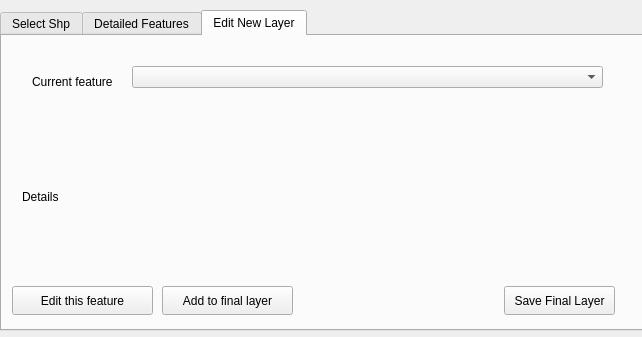
Above: ShpFileCorrector_dialog_base.ui from m-vanshika/SHP-File-Corrector before the change. Below: the same form after it.
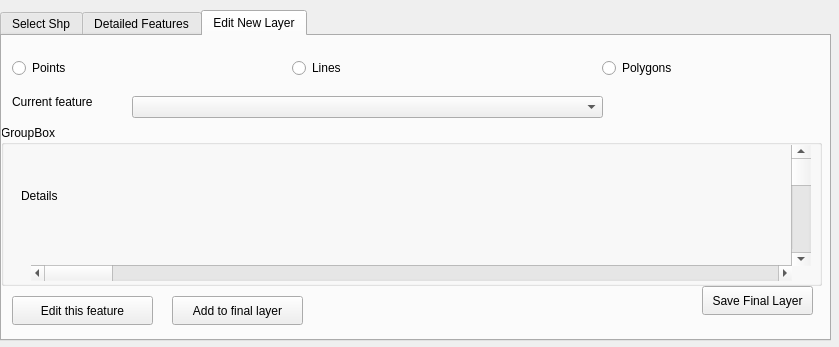
That is the form after the change.

The edit to the form file:
```diff
--- a/ShpFileCorrector_dialog_base.ui
+++ b/ShpFileCorrector_dialog_base.ui
@@ -6,8 +6,8 @@
    <rect>
     <x>0</x>
     <y>0</y>
-    <width>642</width>
-    <height>337</height>
+    <width>839</width>
+    <height>347</height>
    </rect>
   </property>
   <property name="windowTitle">
@@ -18,8 +18,8 @@
     <rect>
      <x>0</x>
      <y>10</y>
-     <width>661</width>
-     <height>321</height>
+     <width>831</width>
+     <height>331</height>
     </rect>
    </property>
    <property name="currentIndex">
@@ -231,24 +231,11 @@
     <attribute name="title">
      <string>Edit New Layer</string>
     </attribute>
-    <widget class="QLabel" name="featureDetails_2">
-     <property name="geometry">
-      <rect>
-       <x>20</x>
-       <y>80</y>
-       <width>581</width>
-       <height>161</height>
-      </rect>
-     </property>
-     <property name="text">
-      <string>Details</string>
-     </property>
-    </widget>
     <widget class="QPushButton" name="addToFinal">
      <property name="geometry">
       <rect>
-       <x>160</x>
-       <y>250</y>
+       <x>170</x>
+       <y>260</y>
        <width>131</width>
        <height>29</height>
       </rect>
@@ -261,7 +248,7 @@
      <property name="geometry">
       <rect>
        <x>10</x>
-       <y>250</y>
+       <y>260</y>
        <width>141</width>
        <height>29</height>
       </rect>
@@ -270,24 +257,11 @@
       <string>Edit this feature</string>
      </property>
     </widget>
-    <widget class="QPushButton" name="Save">
-     <property name="geometry">
-      <rect>
-       <x>502</x>
-       <y>250</y>
-       <width>111</width>
-       <height>29</height>
-      </rect>
-     </property>
-     <property name="text">
-      <string>Save Final Layer</string>
-     </property>
-    </widget>
     <widget class="QLabel" name="label_4">
      <property name="geometry">
       <rect>
-       <x>30</x>
-       <y>30</y>
+       <x>10</x>
+       <y>50</y>
        <width>101</width>
        <height>31</height>
       </rect>
@@ -300,12 +274,116 @@
      <property name="geometry">
       <rect>
        <x>130</x>
-       <y>30</y>
+       <y>60</y>
        <width>471</width>
        <height>22</height>
       </rect>
      </property>
     </widget>
+    <widget class="QRadioButton" name="point">
+     <property name="geometry">
+      <rect>
+       <x>10</x>
+       <y>20</y>
+       <width>110</width>
+       <height>24</height>
+      </rect>
+     </property>
+     <property name="text">
+      <string>Points</string>
+     </property>
+    </widget>
+    <widget class="QRadioButton" name="line">
+     <property name="geometry">
+      <rect>
+       <x>290</x>
+       <y>20</y>
+       <width>110</width>
+       <height>24</height>
+      </rect>
+     </property>
+     <property name="text">
+      <string>Lines</string>
+     </property>
+    </widget>
+    <widget class="QRadioButton" name="polygon">
+     <property name="geometry">
+      <rect>
+       <x>600</x>
+       <y>20</y>
+       <width>110</width>
+       <height>24</height>
+      </rect>
+     </property>
+     <property name="text">
+      <string>Polygons</string>
+     </property>
+    </widget>
+    <widget class="QPushButton" name="Save">
+     <property name="geometry">
+      <rect>
+       <x>700</x>
+       <y>250</y>
+       <width>111</width>
+       <height>29</height>
+      </rect>
+     </property>
+     <property name="text">
+      <string>Save Final Layer</string>
+     </property>
+    </widget>
+    <widget class="QGroupBox" name="groupBox">
+     <property name="geometry">
+      <rect>
+       <x>-1</x>
+       <y>89</y>
+       <width>821</width>
+       <height>161</height>
+      </rect>
+     </property>
+     <property name="title">
+      <string>GroupBox</string>
+     </property>
+     <widget class="QScrollBar" name="verticalScrollBar_2">
+      <property name="geometry">
+       <rect>
+        <x>790</x>
+        <y>20</y>
+        <width>20</width>
+        <height>121</height>
+       </rect>
+      </property>
+      <property name="orientation">
+       <enum>Qt::Vertical</enum>
+      </property>
+     </widget>
+     <widget class="QLabel" name="featureDetails_2">
+      <property name="geometry">
+       <rect>
+        <x>20</x>
+        <y>10</y>
+        <width>761</width>
+        <height>121</height>
+       </rect>
+      </property>
+      <property name="text">
+       <string>Details</string>
+      </property>
+     </widget>
+     <widget class="QScrollBar" name="horizontalScrollBar">
+      <property name="geometry">
+       <rect>
+        <x>30</x>
+        <y>140</y>
+        <width>761</width>
+        <height>16</height>
+       </rect>
+      </property>
+      <property name="orientation">
+       <enum>Qt::Horizontal</enum>
+      </property>
+     </widget>
+    </widget>
    </widget>
   </widget>
  </widget>
```
Left out of the diff: 16 changed lines with no effect on the pictures.
